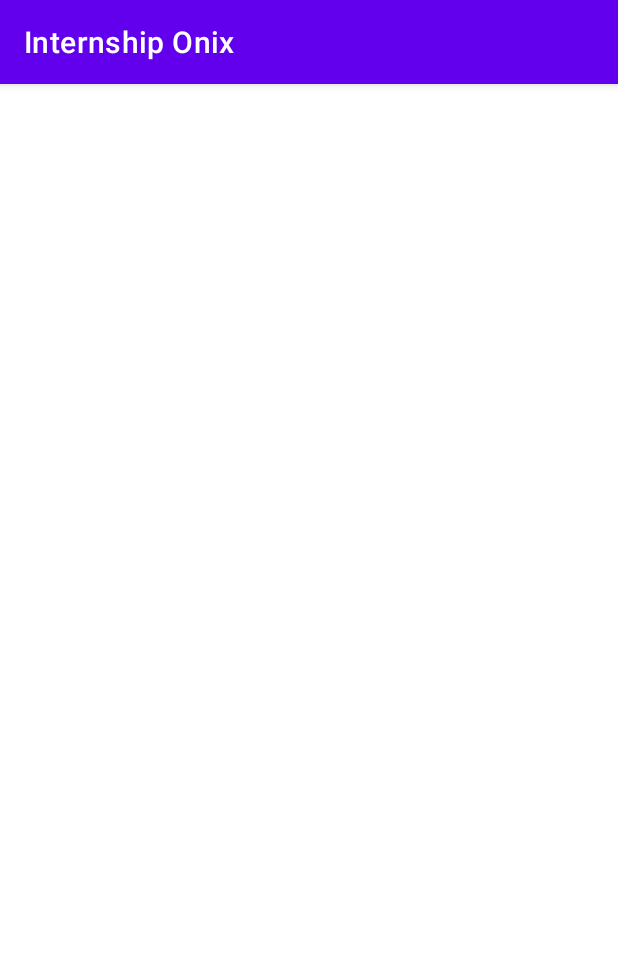
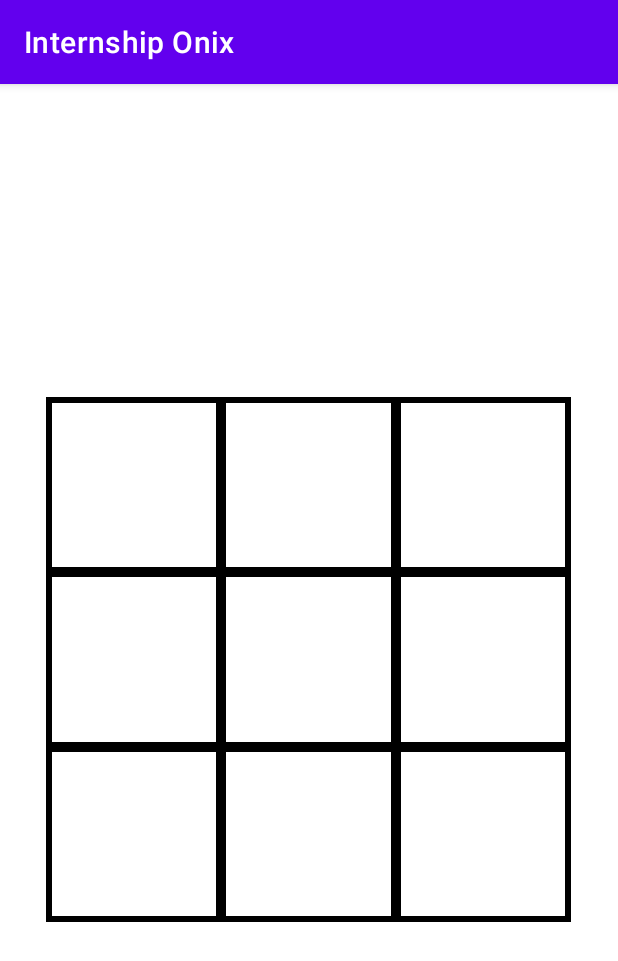
Before and after one commit to Ognessa/Internship_Homework_1, an Android app: the screen it shows after launch (MainScreen), on a phone screen of 412 x 824 dp. Shown: the top 961 px of the screen. Run offline under Robolectric (Android 15) with nearby library versions, the phone set to English and light mode, and no system bars; our stand-ins replace data binding; 1 statement that could not run was skipped.

Commit message:
update 16.06.2022

```diff
--- a/app/src/main/java/com/onix/internship/di/ViewModelModule.kt
+++ b/app/src/main/java/com/onix/internship/di/ViewModelModule.kt
@@ -2,11 +2,13 @@ package com.onix.internship.di
 
 import com.onix.internship.ui.main.MainViewModel
 import com.onix.internship.ui.splash.SplashViewModel
+import com.onix.internship.ui.tictactoe.TicTacToeViewModel
 import org.koin.androidx.viewmodel.dsl.viewModel
 import org.koin.dsl.module
 
 val viewModelModule = module {
     viewModel { SplashViewModel() }
     viewModel { MainViewModel() }
+    viewModel { TicTacToeViewModel() }
     //TODO add viewModels
 }
--- a/app/src/main/java/com/onix/internship/ui/splash/SplashFragment.kt
+++ b/app/src/main/java/com/onix/internship/ui/splash/SplashFragment.kt
@@ -2,6 +2,7 @@ package com.onix.internship.ui.splash
 
 import com.onix.internship.R
 import com.onix.internship.arch.BaseFragment
+import com.onix.internship.arch.ext.navigate
 import com.onix.internship.databinding.SplashFragmentBinding
 import org.koin.androidx.viewmodel.ext.android.viewModel
 
@@ -9,7 +10,6 @@ class SplashFragment : BaseFragment<SplashFragmentBinding>(R.layout.splash_fragm
 
     override val viewModel: SplashViewModel by viewModel()
 
-    /* Using example
     override fun setObservers() {
         viewModel.initEvent.observe(this) {
             if (it) showLogInScreen()
@@ -17,7 +17,7 @@ class SplashFragment : BaseFragment<SplashFragmentBinding>(R.layout.splash_fragm
     }
 
     private fun showLogInScreen() {
-        navigate(R.id.canvasFragment, clearStack = true)
-    }*/
+        navigate(R.id.ticTacToeFragment, clearStack = true)
+    }
 
 }
--- /dev/null
+++ b/app/src/main/java/com/onix/internship/ui/tictactoe/TicTacToeFragment.kt
@@ -0,0 +1,12 @@
+package com.onix.internship.ui.tictactoe
+
+import com.onix.internship.R
+import com.onix.internship.arch.BaseFragment
+import com.onix.internship.databinding.TicTacToeFragmentBinding
+import org.koin.androidx.viewmodel.ext.android.viewModel
+
+class TicTacToeFragment : BaseFragment<TicTacToeFragmentBinding>(R.layout.tic_tac_toe_fragment) {
+
+    override val viewModel: TicTacToeViewModel by viewModel()
+
+}
--- /dev/null
+++ b/app/src/main/java/com/onix/internship/ui/tictactoe/TicTacToeView.kt
@@ -0,0 +1,141 @@
+package com.onix.internship.ui.tictactoe
+
+import android.content.Context
+import android.graphics.*
+import android.util.AttributeSet
+import android.util.Log
+import android.view.MotionEvent
+import android.view.View
+
+enum class Symbol{ EMPTY, CROSS, CIRCLE }
+
+/**
+* (startX ; startY) -> upper left corner
+* (endX ; endY) -> lower right corner
+* */
+class Cell(
+    val startX : Float,
+    val startY : Float,
+    val endX : Float,
+    val endY : Float)
+
+class TicTacToeCell(
+    var symbol: Symbol,
+    val cell : Cell
+)
+
+class TicTacToeView @JvmOverloads constructor(
+    context: Context,
+    attrs: AttributeSet? = null,
+    defStyleAttr: Int = 0
+) : View(context, attrs, defStyleAttr){
+
+    val symbolsPadding = 50.0f //make cross and circle smaller
+    val paintSize = 10.0f
+    lateinit var canvas : Canvas
+
+    val ticTacToeCells = mutableListOf<TicTacToeCell>()
+
+    private val paint = Paint(Paint.ANTI_ALIAS_FLAG).apply {
+        style = Paint.Style.STROKE
+        textAlign = Paint.Align.CENTER
+        strokeWidth = paintSize
+        typeface = Typeface.create( "", Typeface.BOLD)
+    }
+
+    init{
+        val x0 = 0.0f
+        val x1 = (width/3).toFloat()
+        val x2 = (width/3*2).toFloat()
+        val x3 = width.toFloat()
+
+        val y0 = 0.0f
+        val y1 = (height/3).toFloat()
+        val y2 = (height/3*2).toFloat()
+        val y3 = height.toFloat()
+
+        ticTacToeCells.add(TicTacToeCell( Symbol.EMPTY, Cell(x0, y0, x1, y1) ))
+        ticTacToeCells.add(TicTacToeCell( Symbol.EMPTY, Cell(x1, y0, x2, y1) ))
+        ticTacToeCells.add(TicTacToeCell( Symbol.EMPTY, Cell(x2, y0, x3, y1) ))
+        ticTacToeCells.add(TicTacToeCell( Symbol.EMPTY, Cell(x0, y1, x1, y2) ))
+        ticTacToeCells.add(TicTacToeCell( Symbol.EMPTY, Cell(x1, y1, x2, y2) ))
+        ticTacToeCells.add(TicTacToeCell( Symbol.EMPTY, Cell(x2, y1, x3, y2) ))
+        ticTacToeCells.add(TicTacToeCell( Symbol.EMPTY, Cell(x0, y2, x1, y3) ))
+        ticTacToeCells.add(TicTacToeCell( Symbol.EMPTY, Cell(x1, y2, x2, y3) ))
+        ticTacToeCells.add(TicTacToeCell( Symbol.EMPTY, Cell(x2, y2, x3, y3) ))
+    }
+
+    override fun onDraw(canvas: Canvas) {
+        super.onDraw(canvas)
+        this.canvas = canvas
+        drawCells()
+        ticTacToeCells.forEach { it ->
+            when(it.symbol){
+                Symbol.CIRCLE -> drawCircle(it.cell)
+                Symbol.CROSS -> drawCross(it.cell)
+            }
+        }
+    }
+
+    override fun onTouchEvent(event: MotionEvent): Boolean {
+
+        when(event.action) {
+            MotionEvent.ACTION_DOWN -> {
+                updateGame(event.x, event.y)
+                invalidate()
+            }
+            MotionEvent.ACTION_MOVE -> {}
+            MotionEvent.ACTION_UP -> {}
+        }
+
+        return true
+    }
+
+    private fun drawCells(){
+        //vertical lines
+        canvas.drawLine(1.0f, 0.0f, 1.0f, height.toFloat(), paint)
+        canvas.drawLine((width/3).toFloat(), 0.0f, (width/3).toFloat(), height.toFloat(), paint)
+        canvas.drawLine((width/3*2).toFloat(), 0.0f, (width/3*2).toFloat(), height.toFloat(), paint)
+        canvas.drawLine((width-1).toFloat(), 0.0f, (width-1).toFloat(), height.toFloat(), paint)
+        //horizontal lines
+        canvas.drawLine(0.0f, 1.0f, width.toFloat(), 1.0f, paint)
+        canvas.drawLine(0.0f, (height/3).toFloat(), width.toFloat(), (height/3).toFloat(), paint)
+        canvas.drawLine(0.0f, (height/3*2).toFloat(), width.toFloat(), (height/3*2).toFloat(), paint)
+        canvas.drawLine(0.0f, (height-1).toFloat(), width.toFloat(), (height-1).toFloat(), paint)
+    }
+
+    private fun drawCircle(cell : Cell){
+        val cx = (cell.startX + cell.endX) / 2
+        val cy = (cell.startY + cell.endY) / 2
+        val r = (cell.endY - cell.startY) / 2 - symbolsPadding
+        canvas.drawCircle(cx, cy, r, paint)
+    }
+
+    private fun drawCross(cell : Cell){
+        canvas.drawLine(
+            cell.startX + symbolsPadding,
+            cell.startY + symbolsPadding,
+            cell.endX - symbolsPadding,
+            cell.endY - symbolsPadding,
+            paint)
+        canvas.drawLine(
+            cell.endX - symbolsPadding,
+            cell.startY + symbolsPadding,
+            cell.startX + symbolsPadding,
+            cell.endY - symbolsPadding,
+            paint)
+    }
+
+    fun updateGame(x : Float, y : Float){
+        for(i in 0 until ticTacToeCells.size){
+            val cell = ticTacToeCells[i] .cell
+            if((cell.startX <= x && x <= cell.endX)
+                && (cell.startY <= y && y <= cell.endY)
+                && ticTacToeCells[i] .symbol == Symbol.EMPTY){
+                ticTacToeCells[i] = TicTacToeCell(Symbol.CROSS, cell)
+            }
+        }
+        ticTacToeCells.forEach { it ->
+            Log.d("DEBUG", "${ticTacToeCells.indexOf(it)}: ${it.symbol}")}
+    }
+}
--- /dev/null
+++ b/app/src/main/java/com/onix/internship/ui/tictactoe/TicTacToeViewModel.kt
@@ -0,0 +1,7 @@
+package com.onix.internship.ui.tictactoe
+
+import com.onix.internship.arch.BaseViewModel
+
+class TicTacToeViewModel : BaseViewModel() {
+    // TODO: Implement the ViewModel
+}
--- /dev/null
+++ b/app/src/main/res/layout/tic_tac_toe_fragment.xml
@@ -0,0 +1,17 @@
+<?xml version="1.0" encoding="utf-8"?>
+<layout
+    xmlns:android="http://schemas.android.com/apk/res/android"
+    xmlns:tools="http://schemas.android.com/tools">
+    <data></data>
+<FrameLayout
+    android:layout_width="match_parent"
+    android:layout_height="match_parent"
+    tools:context=".ui.tictactoe.TicTacToeFragment">
+
+    <com.onix.internship.ui.tictactoe.TicTacToeView
+        android:layout_width="350dp"
+        android:layout_height="350dp"
+        android:layout_gravity="center"/>
+
+</FrameLayout>
+</layout>
--- a/app/src/main/res/navigation/home.xml
+++ b/app/src/main/res/navigation/home.xml
@@ -8,5 +8,9 @@
         android:id="@+id/splashFragment"
         android:name="com.onix.internship.ui.splash.SplashFragment"
         android:label="SplashFragment" />
+    <fragment
+        android:id="@+id/ticTacToeFragment"
+        android:name="com.onix.internship.ui.tictactoe.TicTacToeFragment"
+        android:label="TicTacToeFragment" />
 
 </navigation>
```
